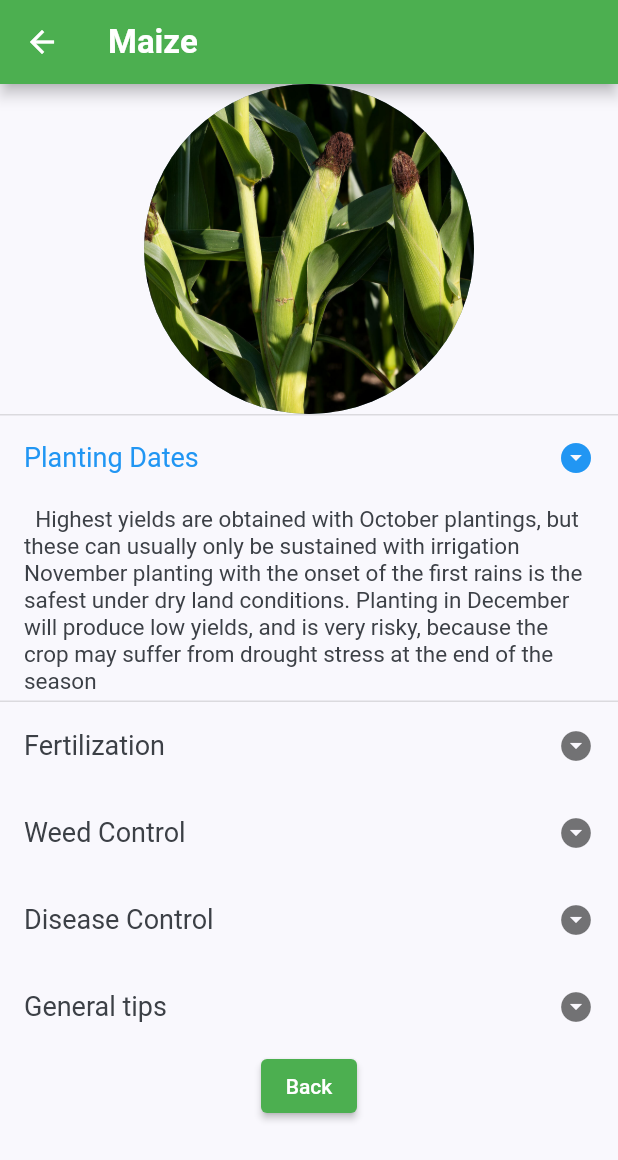
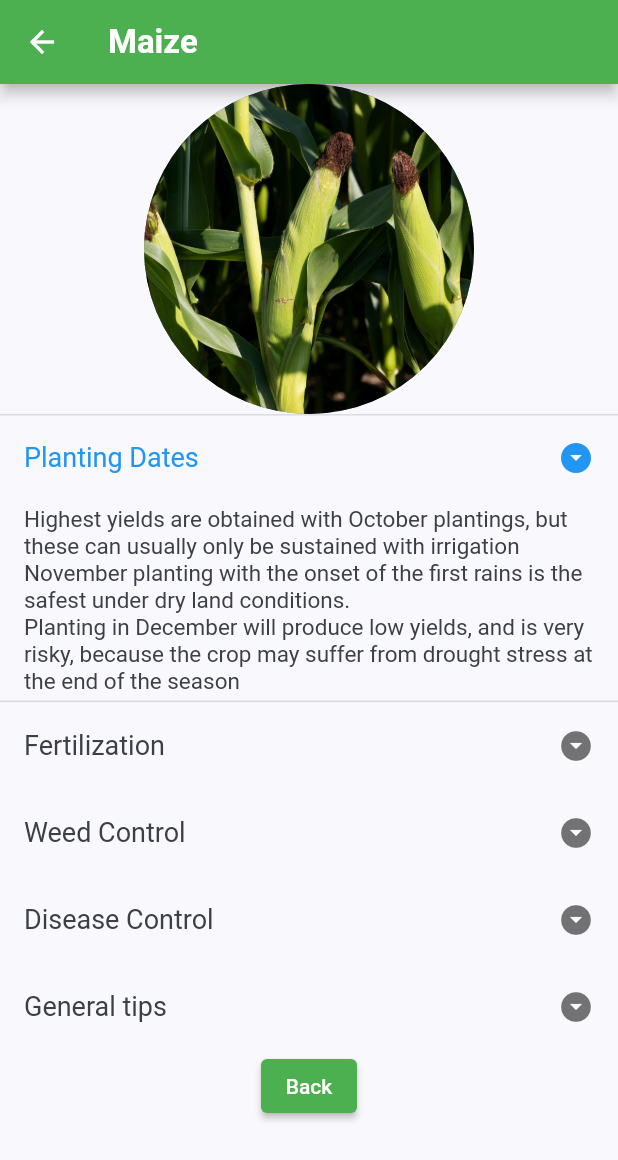
Before and after one commit to MthandazoJoeJunior/FarmApp-final, a Flutter app: the HomeScreen screen opened by its route, after a tap on "MAIZE", after a tap on "Planting Dates", on a phone screen of 412 x 824 dp. Shown: the top 1160 px of the screen. Run offline on Flutter 3.47's test engine with Material 2 defaults, Android fonts, the phone set to English and light mode, and no system bars; our stand-ins replace flutter_svg; missing offline and left inert: flutter_fast_forms.

Commit message:
added app name

```diff
--- a/lib/main.dart
+++ b/lib/main.dart
@@ -29,7 +29,7 @@ class MyApp extends StatelessWidget {
   Widget build(BuildContext context) {
     return MaterialApp(
       debugShowCheckedModeBanner: false,
-      title: 'Plant App',
+      title: 'Farm Easy',
       theme: ThemeData(
         scaffoldBackgroundColor: kBackgroundColor,
         primaryColor: kPrimaryColor,
--- a/lib/plant _screens/maize_screen.dart
+++ b/lib/plant _screens/maize_screen.dart
@@ -71,9 +71,9 @@ class _PlantDetailsState extends State<PlantDetails> {
           ),
           children: const <Widget>[
             ListTile(title: Text(
-                ' ' ' Highest yields are obtained with October plantings, but these can usually only be sustained with irrigation '
-                    'November planting with the onset of the first rains is the safest under dry land conditions.'
-                    ' Planting in December will produce low yields, and is very risky, because the crop may suffer from drought stress at the end of the season''',
+                '''Highest yields are obtained with October plantings, but these can usually only be sustained with irrigation
+November planting with the onset of the first rains is the safest under dry land conditions.
+Planting in December will produce low yields, and is very risky, because the crop may suffer from drought stress at the end of the season''',
               style:  TextStyle(
                 fontSize: 15,
               ),
@@ -99,11 +99,10 @@ class _PlantDetailsState extends State<PlantDetails> {
           ),
           children: const <Widget>[
             ListTile(title: Text(
-              '''The fertiliser requirements of maize depends on the soil fertility and yield target. Infertile soils
-                  require more fertiliser, as does a higher yield target.
-                  The two most important nutrients for maize are nitrogen and phosphorous.
-                  The first consideration for fertilising maize is manure.
-                  You may be guided by your regional farmer on the type of inorganic fertilizer to use.''',
+              '''The fertiliser requirements of maize depends on the soil fertility and yield target. Infertile soils require more fertiliser, as does a higher yield target.
+The two most important nutrients for maize are nitrogen and phosphorous.
+The first consideration for fertilising maize is manure.
+You may be guided by your regional farmer on the type of inorganic fertilizer to use.''',
               style:  TextStyle(
                 fontSize: 15,
               ),
@@ -130,8 +129,8 @@ class _PlantDetailsState extends State<PlantDetails> {
           children: const <Widget>[
             ListTile(title: Text(
               '''The crop must have a good head start ahead of weeds.
-                  The crop must be weed free for the first 10 weeks of the crop cycle after crop emergence.
-                  If you fail to control weeds in maize in the first 5 weeks of the crop cycle, then 50% of the yields will be lost.''',
+The crop must be weed free for the first 10 weeks of the crop cycle after crop emergence.
+If you fail to control weeds in maize in the first 5 weeks of the crop cycle, then 50% of the yields will be lost.''',
               style:  TextStyle(
                 fontSize: 15,
               ),
@@ -158,9 +157,34 @@ class _PlantDetailsState extends State<PlantDetails> {
           children: const <Widget>[
             ListTile(title: Text(
               '''1. Grey Leaf Spot.
-              Causes: Fungus: Cercospora zea-maydis
-              Symptoms: Lesions are pale brown or grey to tan, long, narrow and rectangular, being characteristically restricted by veins
-              Management: Clean ploughing with crop rotation will reduce disease severity and apply foliar fungicide sprays e.g Tilt, Amistar, Bravo, Duett and Score''',
+Causes:
+Fungus- Cercospora zea-maydis
+Symptoms:
+Lesions are pale brown or grey to tan, long, narrow and rectangular, being characteristically restricted by veins
+Management:
+-Clean ploughing with crop rotation will reduce disease severity
+-Apply foliar fungicide sprays e.g Tilt, Amistar, Bravo, Duett and Score
+
+2. Phaesosphaeria Leaf Spot.
+Causes:
+Fungus- Phaeosphaeria maydis and Phoma sorghina
+Symptoms:
+i. Circular or oval necrotic lesions, bleached, and dried with dark brown margins, similar to
+herbicide damage
+ii. Lesions can coalesce and blight the entire leaf, black fungi fruiting bodies develop within lesions
+Management and Control:
+- Destroy infected crop residues to reduce disease inoculum
+- Apply foliar fungicide sprays e.g Abacus, Amistar, Bravo, Duett and Score
+
+3. Northern Corn Leaf Blight (NCL/Ht)
+Causes:
+Fungus- Helminthosporium turcicum (Syn. Exserohilum turcicum)
+Symptoms:
+1. Long, elliptical, grayish-green or tan lesions ranging from 2.5 to 15cm in length develop first on the lower leaves
+2. Severe infection causes premature death and gray appearance that resembles frost or drought injury
+Management and Control:
+- Clean ploughing, crop rotation, or both may reduce early season inoculum levels.
+                        ''',
               style:  TextStyle(
                 fontSize: 15,
               ),
--- a/lib/screens/home/home_screen.dart
+++ b/lib/screens/home/home_screen.dart
@@ -4,12 +4,21 @@ import 'package:plant_app/screens/home/components/body.dart';
 
 class HomeScreen extends StatelessWidget {
   static const String id = 'region_1';
-
+  static const String _title = 'Farm Easy';
 
   @override
   Widget build(BuildContext context) {
     return Scaffold(
-      appBar: AppBar(backgroundColor: Colors.green),
+      appBar: AppBar(
+          backgroundColor: Colors.green,
+          title: const Text(
+            _title,
+            style: TextStyle(
+              fontSize: 22,
+              fontWeight: FontWeight.bold,
+            ),
+          )
+      ),
       body: Body(),
     );
   }
--- a/lib/select_region/selectRegion.dart
+++ b/lib/select_region/selectRegion.dart
@@ -13,7 +13,7 @@ import 'package:plant_app/screens/region5/region5.dart';
 class FormPage extends StatelessWidget {
   FormPage({Key key,  this.title}) : super(key: key);
   static const String id = 'regionSelection';
-  static const String _title = 'Murimi Wanhasi';
+  static const String _title = 'Farm Easy';
   String region_value = '';
 
   final formKey = GlobalKey<FormState>();
```
Also changed, not shown: lib/screens/region2/region2.dart (+12 -1 lines), lib/screens/region3/region3.dart (+12 -1 lines), lib/screens/region4/region4.dart (+12 -1 lines), lib/screens/region5/region5.dart (+12 -1 lines).
